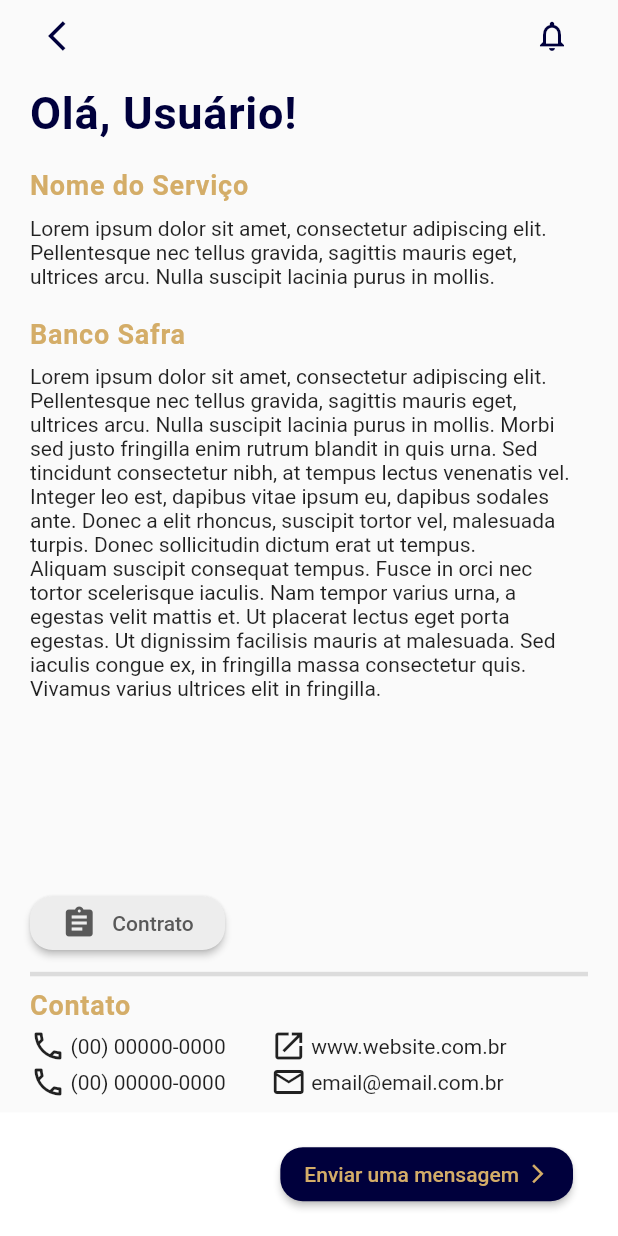
After one commit to araujo-nca/SafraPartnersApp, a Flutter app: the ServicePage screen opened directly, on a phone screen of 412 x 824 dp. The commit adds this screen. Run offline on Flutter 3.47's test engine with Material 2 defaults, Android fonts, the phone set to English and light mode, and no system bars; our stand-ins replace get, timeline_tile; missing offline and left inert: nice_intro; Roboto replaces fonts that are missing (HelveticaNowDisplay).

Commit message:
service page

```diff
--- a/lib/app/pages/contract/contract_four.dart
+++ b/lib/app/pages/contract/contract_four.dart
@@ -1,5 +1,6 @@
 import 'package:flutter/material.dart';
 import 'package:get/get.dart';
+import 'package:projeto_hackathon/app/pages/service/service_page.dart';
 
 import '../../utils/color_palette.dart';
 import 'components/timeline_tiles.dart';
@@ -181,9 +182,13 @@ class _ContractFourPageState extends State<ContractFourPage> {
                       ),
                     ),
                     ElevatedButton(
-                      onPressed: () => setState(() {
-                        _hasRequested = true;
-                      }),
+                      onPressed: () => {
+                        !_hasRequested
+                            ? setState(() {
+                                _hasRequested = true;
+                              })
+                            : Get.to(() => const ServicePage())
+                      },
                       style: ElevatedButton.styleFrom(
                         primary: ColorPalette.primary,
                         shape: RoundedRectangleBorder(
--- /dev/null
+++ b/lib/app/pages/service/service_page.dart
@@ -0,0 +1,235 @@
+import 'package:flutter/material.dart';
+import 'package:get/get.dart';
+
+import '../../utils/color_palette.dart';
+
+class ServicePage extends StatelessWidget {
+  const ServicePage({Key? key}) : super(key: key);
+
+  @override
+  Widget build(BuildContext context) {
+    return Scaffold(
+      body: SafeArea(
+        child: Stack(
+          children: [
+            Padding(
+              padding: const EdgeInsets.symmetric(horizontal: 20),
+              child: Column(
+                mainAxisAlignment: MainAxisAlignment.start,
+                crossAxisAlignment: CrossAxisAlignment.start,
+                children: [
+                  Row(
+                    mainAxisAlignment: MainAxisAlignment.spaceBetween,
+                    children: [
+                      IconButton(
+                        onPressed: () => Get.back(),
+                        icon: const Icon(
+                          Icons.arrow_back_ios,
+                          color: ColorPalette.primary,
+                        ),
+                      ),
+                      IconButton(
+                        onPressed: () {},
+                        icon: const Icon(
+                          Icons.notifications_none,
+                          color: ColorPalette.primary,
+                        ),
+                      ),
+                    ],
+                  ),
+                  const SizedBox(height: 10),
+                  const Align(
+                    alignment: Alignment.centerLeft,
+                    child: Text(
+                      'Olá, Usuário!',
+                      style: TextStyle(
+                        color: ColorPalette.primary,
+                        fontFamily: 'HelveticaNowDisplay',
+                        fontWeight: FontWeight.bold,
+                        letterSpacing: 0.5,
+                        fontSize: 30.0,
+                      ),
+                      maxLines: 1,
+                      textAlign: TextAlign.center,
+                      overflow: TextOverflow.ellipsis,
+                    ),
+                  ),
+                  const SizedBox(height: 20),
+                  const Text(
+                    'Nome do Serviço',
+                    style: TextStyle(
+                      color: ColorPalette.secondary,
+                      letterSpacing: 0.5,
+                      fontWeight: FontWeight.bold,
+                      fontSize: 18,
+                    ),
+                    maxLines: 1,
+                    textAlign: TextAlign.center,
+                    overflow: TextOverflow.ellipsis,
+                  ),
+                  const SizedBox(height: 10),
+                  const Text(
+                    'Lorem ipsum dolor sit amet, consectetur adipiscing elit. Pellentesque nec tellus gravida, sagittis mauris eget, ultrices arcu. Nulla suscipit lacinia purus in mollis.',
+                  ),
+                  const SizedBox(height: 20),
+                  const Text(
+                    'Banco Safra',
+                    style: TextStyle(
+                      color: ColorPalette.secondary,
+                      letterSpacing: 0.5,
+                      fontWeight: FontWeight.bold,
+                      fontSize: 18,
+                    ),
+                    maxLines: 1,
+                    textAlign: TextAlign.center,
+                    overflow: TextOverflow.ellipsis,
+                  ),
+                  const SizedBox(height: 10),
+                  Expanded(
+                    child: SingleChildScrollView(
+                      child: const Text(
+                        '''Lorem ipsum dolor sit amet, consectetur adipiscing elit. Pellentesque nec tellus gravida, sagittis mauris eget, ultrices arcu. Nulla suscipit lacinia purus in mollis. Morbi sed justo fringilla enim rutrum blandit in quis urna. Sed tincidunt consectetur nibh, at tempus lectus venenatis vel. Integer leo est, dapibus vitae ipsum eu, dapibus sodales ante. Donec a elit rhoncus, suscipit tortor vel, malesuada turpis. Donec sollicitudin dictum erat ut tempus.
+Aliquam suscipit consequat tempus. Fusce in orci nec tortor scelerisque iaculis. Nam tempor varius urna, a egestas velit mattis et. Ut placerat lectus eget porta egestas. Ut dignissim facilisis mauris at malesuada. Sed iaculis congue ex, in fringilla massa consectetur quis. Vivamus varius ultrices elit in fringilla.''',
+                      ),
+                    ),
+                  ),
+                  SizedBox(height: 10),
+                  SizedBox(
+                    width: 130,
+                    child: ElevatedButton(
+                      onPressed: () {},
+                      style: ElevatedButton.styleFrom(
+                        primary: ColorPalette.lightPlusOne,
+                        shape: RoundedRectangleBorder(
+                          borderRadius: BorderRadius.circular(15),
+                        ),
+                      ),
+                      child: Row(
+                        mainAxisAlignment: MainAxisAlignment.center,
+                        children: [
+                          const Icon(
+                            Icons.assignment,
+                            color: ColorPalette.darkMinusOne,
+                          ),
+                          const SizedBox(width: 10),
+                          Text(
+                            'Contrato',
+                            style: const TextStyle(
+                              color: ColorPalette.darkMinusOne,
+                            ),
+                          ),
+                        ],
+                      ),
+                    ),
+                  ),
+                  Divider(
+                    height: 20,
+                    thickness: 3,
+                  ),
+                  const Text(
+                    'Contato',
+                    style: TextStyle(
+                      color: ColorPalette.secondary,
+                      letterSpacing: 0.5,
+                      fontWeight: FontWeight.bold,
+                      fontSize: 18,
+                    ),
+                    maxLines: 1,
+                    textAlign: TextAlign.center,
+                    overflow: TextOverflow.ellipsis,
+                  ),
+                  SizedBox(height: 5),
+                  Column(
+                    children: [
+                      Row(
+                        mainAxisAlignment: MainAxisAlignment.start,
+                        children: [
+                          Row(
+                            children: [
+                              Icon(Icons.phone_outlined),
+                              SizedBox(width: 3),
+                              Text('(00) 00000-0000'),
+                            ],
+                          ),
+                          SizedBox(width: 30),
+                          Row(
+                            children: [
+                              Icon(Icons.open_in_new),
+                              SizedBox(width: 3),
+                              Text('www.website.com.br'),
+                            ],
+                          )
+                        ],
+                      ),
+                      Row(
+                        mainAxisAlignment: MainAxisAlignment.start,
+                        children: [
+                          Row(
+                            children: [
+                              Icon(Icons.phone_outlined),
+                              SizedBox(width: 3),
+                              Text('(00) 00000-0000'),
+                            ],
+                          ),
+                          SizedBox(width: 30),
+                          Row(
+                            children: [
+                              Icon(Icons.email_outlined),
+                              SizedBox(width: 3),
+                              Text('email@email.com.br'),
+                            ],
+                          )
+                        ],
+                      ),
+                    ],
+                  ),
+                  SizedBox(height: Get.height * 0.11),
+                ],
+              ),
+            ),
+            Align(
+              alignment: Alignment.bottomCenter,
+              child: Container(
+                padding: const EdgeInsets.symmetric(horizontal: 30),
+                width: double.maxFinite,
+                height: Get.height * 0.1,
+                color: ColorPalette.light,
+                child: Row(
+                  mainAxisAlignment: MainAxisAlignment.end,
+                  children: [
+                    ElevatedButton(
+                      onPressed: () {},
+                      style: ElevatedButton.styleFrom(
+                        primary: ColorPalette.primary,
+                        shape: RoundedRectangleBorder(
+                          borderRadius: BorderRadius.circular(15),
+                        ),
+                      ),
+                      child: Row(
+                        mainAxisAlignment: MainAxisAlignment.spaceEvenly,
+                        children: const [
+                          Text(
+                            'Enviar uma mensagem',
+                            style: TextStyle(
+                              color: ColorPalette.secondary,
+                            ),
+                          ),
+                          SizedBox(width: 5),
+                          Icon(
+                            Icons.arrow_forward_ios,
+                            color: ColorPalette.secondary,
+                            size: 15,
+                          ),
+                        ],
+                      ),
+                    ),
+                  ],
+                ),
+              ),
+            ),
+          ],
+        ),
+      ),
+    );
+  }
+}
```
